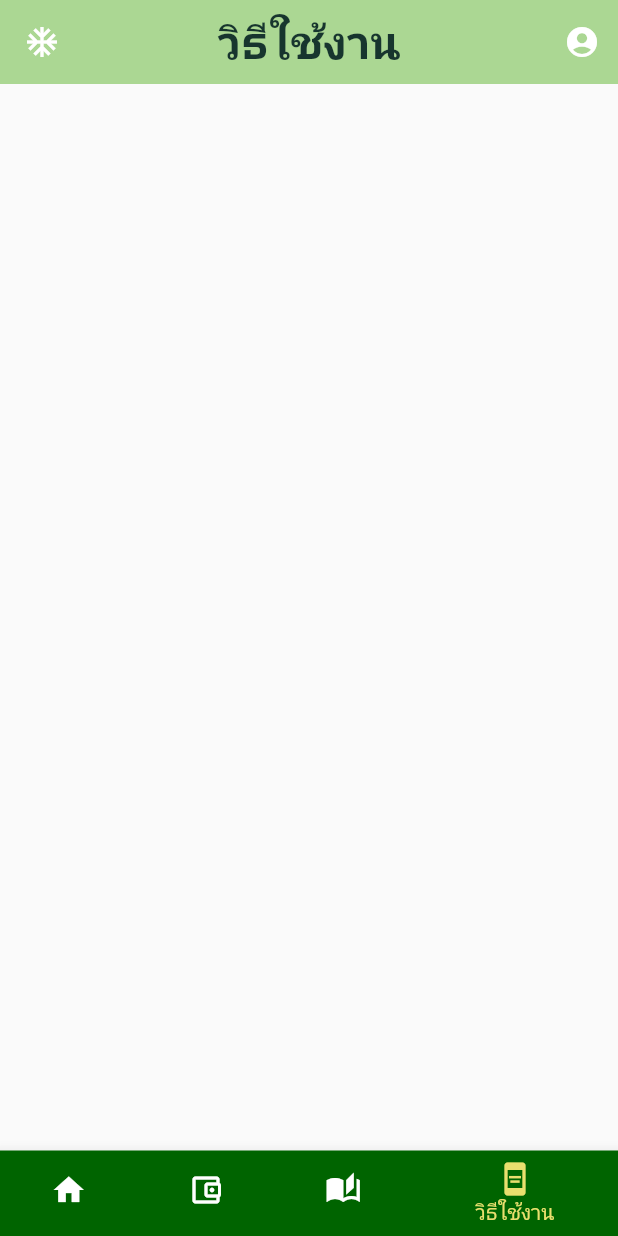
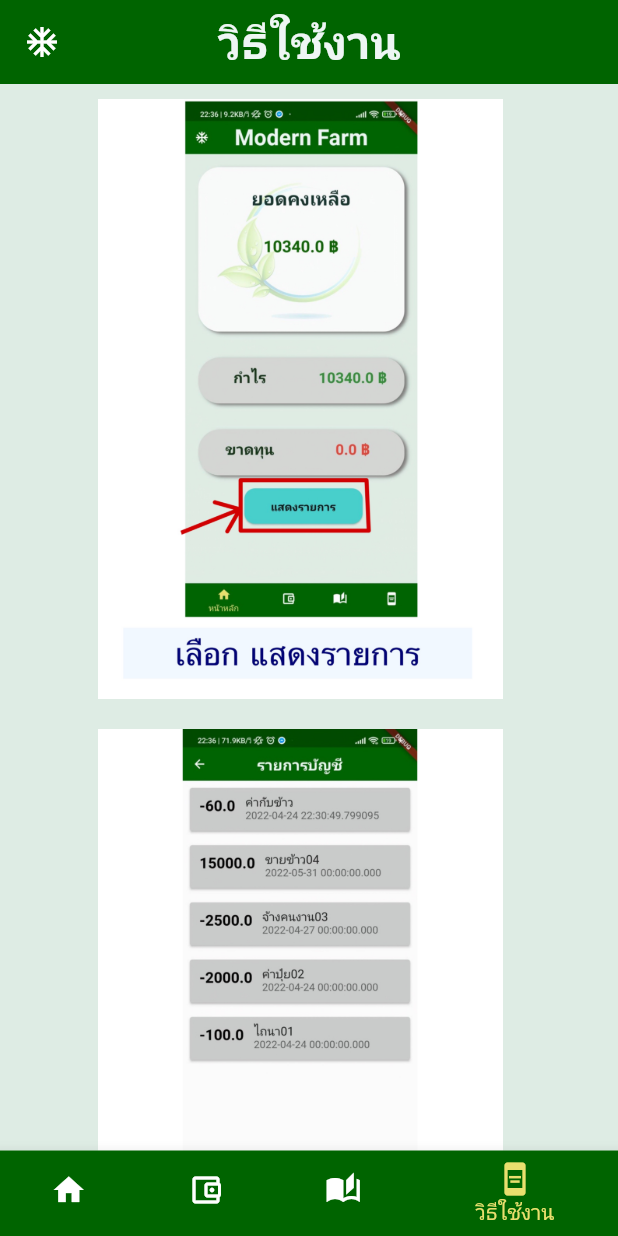
Before and after one commit to JakkapatB/ProjectApp, a Flutter app: the screen it shows after launch, item 4 of the bottom bar chosen, on a phone screen of 412 x 824 dp. Run offline on Flutter 3.47's test engine with Material 2 defaults, Android fonts, the phone set to English and light mode, and no system bars; our stand-ins replace sembast.

Commit message:
last commit project

```diff
--- /dev/null
+++ b/MyProjectAppFlutter/Modern Farm/lib/Howtouse.dart
@@ -0,0 +1,145 @@
+import 'package:betacode/cardPage.dart';
+import 'package:betacode/providers/transction_provider.dart';
+import 'package:betacode/providers/transction_provider.dart';
+import 'package:flutter/material.dart';
+import 'package:provider/provider.dart';
+import 'package:sembast/sembast.dart';
+
+class Howtouse extends StatelessWidget {
+  const Howtouse({Key? key}) : super(key: key);
+
+  @override
+  Widget build(BuildContext context) {
+    var size = MediaQuery.of(context).size;
+    Provider.of<TransactionProvider>(context, listen: false).initData();
+    return Scaffold(
+      appBar: AppBar(
+        title: Text(
+          "วิธีใช้งาน",
+          style: TextStyle(
+              color: Color.fromARGB(255, 238, 246, 244),
+              fontSize: 30.0,
+              fontWeight: FontWeight.bold),
+        ),
+        centerTitle: true,
+        elevation: 0,
+        backgroundColor: Color(0xFF006400),
+        leading: IconButton(
+          icon: Icon(Icons.ac_unit_sharp),
+          onPressed: () {},
+        ),
+      ),
+      body: ListView(
+        children: [
+          Column(
+            children: [
+              Row(
+                children: [
+                  Padding(
+                    padding: const EdgeInsets.fromLTRB(65, 10, 0, 0),
+                    child: Container(
+                      width: 270,
+                      height: 400,
+                      decoration: BoxDecoration(
+                        image: DecorationImage(
+                          image: AssetImage('assets/images/l1.jpeg'),
+                          fit: BoxFit.cover,
+                        ),
+                      ),
+                    ),
+                  )
+                ],
+              ),
+              Row(
+                children: [
+                  Padding(
+                    padding: const EdgeInsets.fromLTRB(65, 20, 0, 0),
+                    child: Container(
+                      width: 270,
+                      height: 400,
+                      decoration: BoxDecoration(
+                        image: DecorationImage(
+                          image: AssetImage('assets/images/l2.jpeg'),
+                          fit: BoxFit.cover,
+                        ),
+                      ),
+                    ),
+                  )
+                ],
+              ),
+              Row(
+                children: [
+                  Padding(
+                    padding: const EdgeInsets.fromLTRB(65, 30, 0, 0),
+                    child: Container(
+                      width: 270,
+                      height: 400,
+                      decoration: BoxDecoration(
+                        image: DecorationImage(
+                          image: AssetImage('assets/images/l3.jpeg'),
+                          fit: BoxFit.cover,
+                        ),
+                      ),
+                    ),
+                  )
+                ],
+              ),
+              Row(
+                children: [
+                  Padding(
+                    padding: const EdgeInsets.fromLTRB(65, 40, 0, 0),
+                    child: Container(
+                      width: 270,
+                      height: 400,
+                      decoration: BoxDecoration(
+                        image: DecorationImage(
+                          image: AssetImage('assets/images/l4.jpeg'),
+                          fit: BoxFit.cover,
+                        ),
+                      ),
+                    ),
+                  )
+                ],
+              ),
+              Row(
+                children: [
+                  Padding(
+                    padding: const EdgeInsets.fromLTRB(65, 50, 0, 0),
+                    child: Container(
+                      width: 270,
+                      height: 400,
+                      decoration: BoxDecoration(
+                        image: DecorationImage(
+                          image: AssetImage('assets/images/l5.jpeg'),
+                          fit: BoxFit.cover,
+                        ),
+                      ),
+                    ),
+                  )
+                ],
+              ),
+              Row(
+                children: [
+                  Padding(
+                    padding: const EdgeInsets.fromLTRB(65, 60, 0, 10),
+                    child: Container(
+                      width: 270,
+                      height: 400,
+                      decoration: BoxDecoration(
+                        image: DecorationImage(
+                          image: AssetImage('assets/images/l6.jpeg'),
+                          fit: BoxFit.cover,
+                        ),
+                      ),
+                    ),
+                  )
+                ],
+              ),
+            ],
+          )
+        ],
+      ),
+      backgroundColor: Color.fromARGB(255, 222, 236, 228),
+    );
+  }
+}
--- a/MyProjectAppFlutter/Modern Farm/lib/incomeAndExpensesPage.dart
+++ b/MyProjectAppFlutter/Modern Farm/lib/incomeAndExpensesPage.dart
@@ -41,7 +41,7 @@ class incomeAndExpensesPage extends StatelessWidget {
             "ยอดคงเหลือ",
             style: TextStyle(
                 color: Color(0xFF17352E),
-                fontSize: 20.0,
+                fontSize: 18.0,
                 fontWeight: FontWeight.bold),
           ),
         ),
--- a/MyProjectAppFlutter/Modern Farm/lib/main.dart
+++ b/MyProjectAppFlutter/Modern Farm/lib/main.dart
@@ -2,7 +2,7 @@ import 'package:betacode/incomeAndExpensesPage.dart';
 import 'package:betacode/homePage.dart';
 import 'package:betacode/advicePage.dart';
 import 'package:betacode/providers/transction_provider.dart';
-import 'package:betacode/test3.dart';
+import 'package:betacode/Howtouse.dart';
 import 'package:flutter/material.dart';
 import 'package:provider/provider.dart';
 
@@ -46,7 +46,7 @@ class _MyStatefulWidgetState extends State<MyStatefulWidget> {
     homePage(),
     incomeAndExpensesPage(),
     advicePage(),
-    test3()
+    Howtouse()
   ];
 
   void _onItemTapped(int index) {
--- a/MyProjectAppFlutter/Modern Farm/lib/test3.dart
+++ /dev/null
@@ -1,46 +0,0 @@
-import 'package:flutter/material.dart';
-
-class test3 extends StatelessWidget {
-  const test3({Key? key}) : super(key: key);
-  @override
-  Widget build(BuildContext context) {
-    return Scaffold(
-        appBar: AppBar(
-            centerTitle: true,
-            elevation: 0,
-            backgroundColor: Color(0xFFABD793),
-            leading: IconButton(
-              icon: Icon(Icons.ac_unit_sharp),
-              onPressed: () {},
-            ),
-            title: const Text('วิธีใช้งาน',
-                style: TextStyle(
-                    color: Color(0xFF17352E),
-                    fontSize: 30.0,
-                    fontWeight: FontWeight.bold)),
-            actions: <Widget>[
-              IconButton(
-                icon: const Icon(Icons.account_circle_sharp),
-                tooltip: 'Go to the next page',
-                onPressed: () {
-                  Navigator.push(context, MaterialPageRoute<void>(
-                    builder: (BuildContext context) {
-                      return Scaffold(
-                        appBar: AppBar(
-                          title: const Text('Next page'),
-                        ),
-                        body: const Center(
-                          child: Text(
-                            'This is the next page',
-                            style: TextStyle(fontSize: 24),
-                          ),
-                        ),
-                      );
-                    },
-                  ));
-                },
-              ),
-            ]),
-        body: null);
-  }
-}
```
Also changed, not shown: MyProjectAppFlutter/Modern Farm/lib/advicePage.dart (+9 -6 lines), MyProjectAppFlutter/Modern Farm/lib/cardPage.dart (+14 -8 lines), MyProjectAppFlutter/Modern Farm/assets/images/l1.jpeg (added), MyProjectAppFlutter/Modern Farm/assets/images/l2.jpeg (added), MyProjectAppFlutter/Modern Farm/assets/images/l3.jpeg (added), MyProjectAppFlutter/Modern Farm/assets/images/l4.jpeg (added), MyProjectAppFlutter/Modern Farm/assets/images/l5.jpeg (added), MyProjectAppFlutter/Modern Farm/assets/images/l6.jpeg (added).
